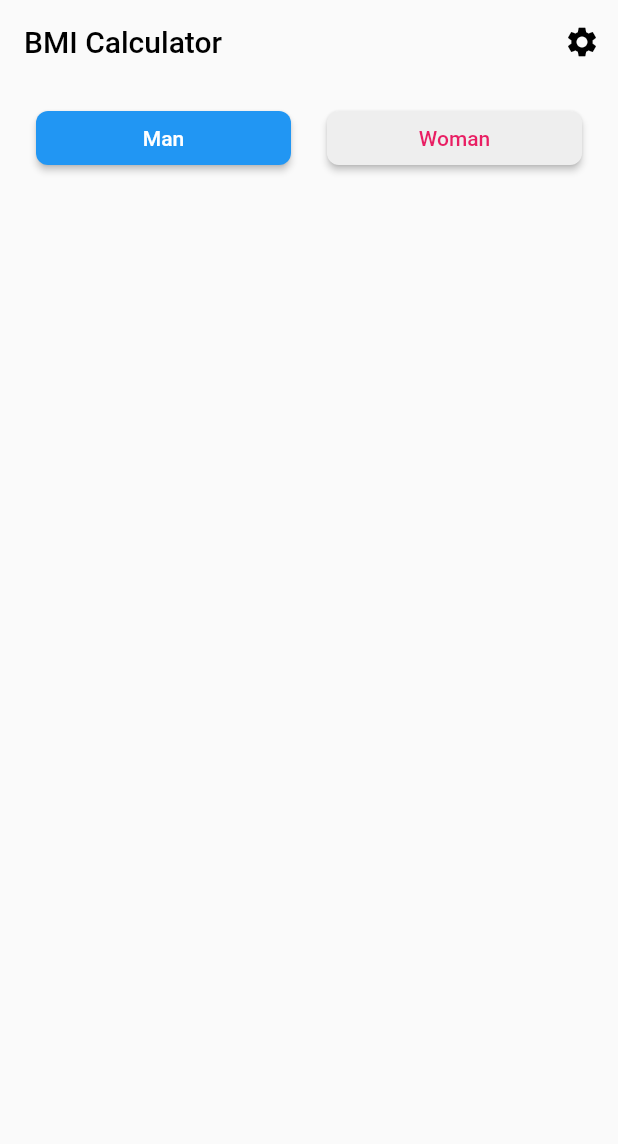
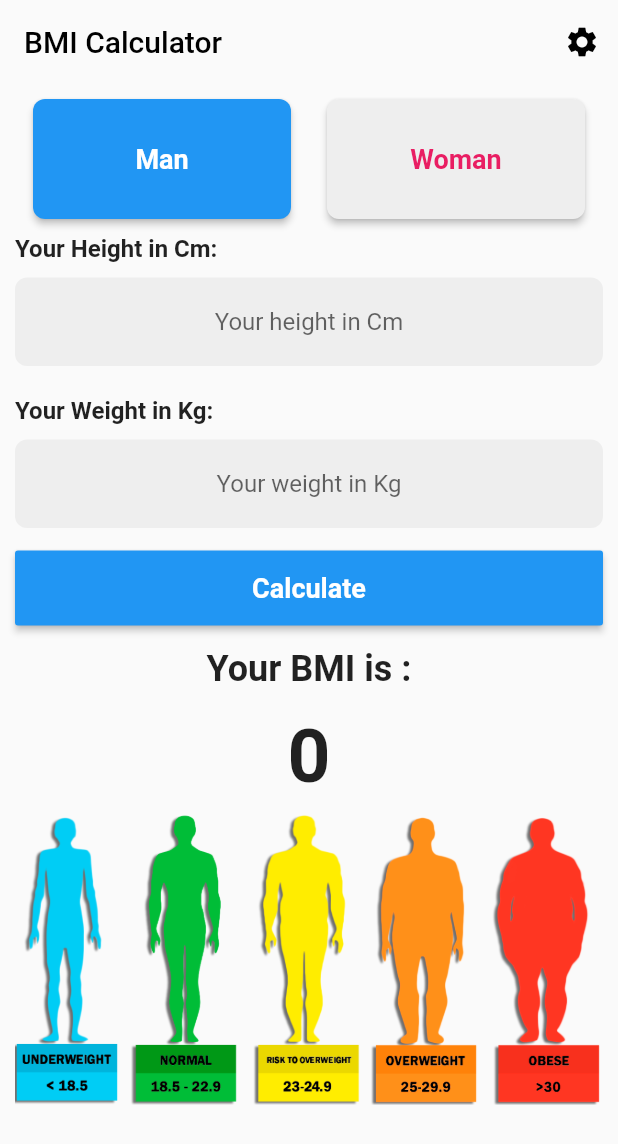
Before and after one commit to KHALMATOV-FARRUKH/bmi_calculator_app-, a Flutter app: the screen it shows after launch, on a phone screen of 412 x 824 dp. Shown: the top 1144 px of the screen. Run offline on Flutter 3.47's test engine with Material 2 defaults, Android fonts, the phone set to English and light mode, and no system bars.

Commit message:
Created an input form, cm and kg.  Created a button for calculating the body mass index and added an interpretation.

```diff
--- a/lib/main.dart
+++ b/lib/main.dart
@@ -1,4 +1,5 @@
 import 'package:flutter/material.dart';
+
 
 void main() {
   runApp(const MyApp());
@@ -10,13 +11,15 @@ class MyApp extends StatelessWidget {
   // This widget is the root of your application.
   @override
   Widget build(BuildContext context) {
-    return MaterialApp(
+    return const MaterialApp(
+      debugShowCheckedModeBanner: false,
       home: BmiCalculator(),
     );
   }
 }
 
 //Let's start by creating a new Stateful widget
+
 class BmiCalculator extends StatefulWidget {
   const BmiCalculator({Key? key}) : super(key: key);
 
@@ -25,13 +28,17 @@ class BmiCalculator extends StatefulWidget {
 }
 
 class _BmiCalculatorState extends State<BmiCalculator> {
-  // Here I'm going to declare a varibale for our custom radio button
-  int currentindex = 0;
-
+  // Here I'm going to declare a variable for our custom radio button
+  int currentIndex = 0;
+  String result ="0";
+  double height = 0;
+  double weight = 0;
+  // Let's declare the inputController to get the inputs value
+  TextEditingController heightController  = TextEditingController();
+  TextEditingController weightController  = TextEditingController();
   @override
   Widget build(BuildContext context) {
-    return Container(
-      child: Scaffold(
+    return Scaffold(
       //First we will create a simple app bar
       appBar: AppBar(
         title: const Text(
@@ -39,7 +46,7 @@ class _BmiCalculatorState extends State<BmiCalculator> {
           style: TextStyle(color: Colors.black),
         ),
         elevation: 0.0,
-          backgroundColor: Color(0xfffafafa),
+        backgroundColor: const Color(0xfffafafa),
         actions: [
           IconButton(
             onPressed: () {},
@@ -54,27 +61,141 @@ class _BmiCalculatorState extends State<BmiCalculator> {
       // We will wrap all the body inside a SingleScrollChild widget
       body: SingleChildScrollView(
         child: Padding(
-            padding: EdgeInsets.all(12.0),
+          padding: const EdgeInsets.all(10.0),
           child: Column(
+            mainAxisAlignment: MainAxisAlignment.start,
+            crossAxisAlignment: CrossAxisAlignment.start,
             children: [
               Row(
                 children: [
                   radioButton("Man", Colors.blue, 0),
                   radioButton("Woman", Colors.pink, 1),
                 ],
-                )
+              ),
+              const SizedBox(height: 10.0,
+              ),
+              // Now let's create our input form
+              const Text("Your Height in Cm:",
+                style: TextStyle(
+                  fontSize: 16.0,
+                  fontWeight: FontWeight.bold,
+                ),
+              ),
+              const SizedBox(height: 10.0,
+              ),
+              TextField(
+                keyboardType: TextInputType.number,
+                controller: heightController,
+                textAlign: TextAlign.center,
+                decoration: InputDecoration(
+                  hintText: "Your height in Cm",
+                  filled: true,
+                  fillColor: Colors.grey[200],
+                  border: OutlineInputBorder(
+                    borderRadius: BorderRadius.circular(8.0),
+                    borderSide: BorderSide.none,
+                  ),
+                ),
+              ),
+              const SizedBox(height: 20.0,
+              ),
+              // For the weight I'm going to do the same thing
+              // so just copy & paste the previous code
+              const Text("Your Weight in Kg:",
+                style: TextStyle(
+                  fontSize: 16.0,
+                  fontWeight: FontWeight.bold,
+                ),
+              ),
+              const SizedBox(height: 10.0,
+              ),
+              TextField(
+                keyboardType: TextInputType.number,
+                controller: weightController,
+                textAlign: TextAlign.center,
+                decoration: InputDecoration(
+                  hintText: "Your weight in Kg",
+                  filled: true,
+                  fillColor: Colors.grey[200],
+                  border: OutlineInputBorder(
+                    borderRadius: BorderRadius.circular(8.0),
+                    borderSide: BorderSide.none,
+                  ),
+                ),
+              ),
+              const SizedBox(height: 15.0,
+              ),
+              // Now let's add the calculate button
+              SizedBox(
+                width: double.infinity,
+                height: 50.0,
+                child: MaterialButton(
+                  onPressed: () {
+                    setState(() {
+                      height = double.parse(heightController.value.text);
+                      weight = double.parse(weightController.value.text);
+                    });
+                    calculateBmi(height, weight);
+                  },
+                  color: Colors.blue,
+                  child: const Text("Calculate", style: TextStyle(
+                    color: Colors.white,
+                    fontSize: 18,
+                    fontWeight: FontWeight.bold,
+                  ),),
+                ),
+              ),
+              const SizedBox(height: 15.0,
+              ),
+              const SizedBox(
+                width: double.infinity,
+                child: Text(
+                  "Your BMI is :",
+                  textAlign: TextAlign.center,
+                  style: TextStyle(
+                    fontSize: 24.0,
+                    fontWeight: FontWeight.bold,
+                  ),
+                ),
+              ),
+              const SizedBox(height: 15.0,
+              ),
+              SizedBox(
+                width: double.infinity,
+                child: Text(
+                  result,
+                  textAlign: TextAlign.center,
+                  style: const TextStyle(
+                    fontSize: 50.0,
+                    fontWeight: FontWeight.bold,
+                  ),
+                ),
+              ),
+              SizedBox(
+                // width: 400,
+                height: 210,
+                child: Image.asset("assets/images/bmi.png",
+                ),
+              ),
             ],
-            ),
           ),
         ),
       ),
     );
   }
 
+  void calculateBmi(double height, double weight){
+    double finalResult = weight / (height * height / 10000);
+    String bmi = finalResult.toStringAsFixed(2);
+    setState(() {
+      result = bmi;
+    });
+  }
+
   // and here I'm going to declare a function to change the index value on button pressed
   void changeIndex(int index) {
     setState(() {
-      currentindex = index;
+      currentIndex = index;
     });
   }
 
@@ -83,12 +204,14 @@ class _BmiCalculatorState extends State<BmiCalculator> {
     return Expanded(
       child: Container(
         // I will add some margins to the container
-        margin: EdgeInsets.symmetric(horizontal: 12.0),
+        margin: const EdgeInsets.symmetric(horizontal: 12.0),
+        // Let's add some height to the button
+        height: 80.0,
         child: MaterialButton(
           // Now I want the color of my button change in function of it's selected or not
-          // this line means if the current index is equalt to the button index then put the color
+          // this line means if the current index is equal to the button index then put the color
           // the main color that we will define otherwise make it grey
-            color: currentindex == index ? color : Colors.grey[200],
+            color: currentIndex == index ? color : Colors.grey[200],
             // let's add some round border
             shape: RoundedRectangleBorder(
               borderRadius: BorderRadius.circular(8.0),
@@ -101,7 +224,9 @@ class _BmiCalculatorState extends State<BmiCalculator> {
           child: Text(
             value,
             style: TextStyle(
-              color: currentindex == index ? Colors.white : color,
+              color: currentIndex == index ? Colors.white : color,
+              fontSize: 18.0,
+              fontWeight: FontWeight.bold,
             ),
           ),
         ),
--- a/pubspec.yaml
+++ b/pubspec.yaml
@@ -60,9 +60,9 @@ flutter:
   uses-material-design: true
 
   # To add assets to your application, add an assets section, like this:
-  # assets:
-  #   - images/a_dot_burr.jpeg
-  #   - images/a_dot_ham.jpeg
+  assets:
+     - assets/images/bmi.png
+
 
   # An image asset can refer to one or more resolution-specific "variants", see
   # https://flutter.dev/assets-and-images/#resolution-aware
```
Also changed, not shown: assets/images/bmi.png (added). Lines whose indentation alone changed are shown as unchanged.
